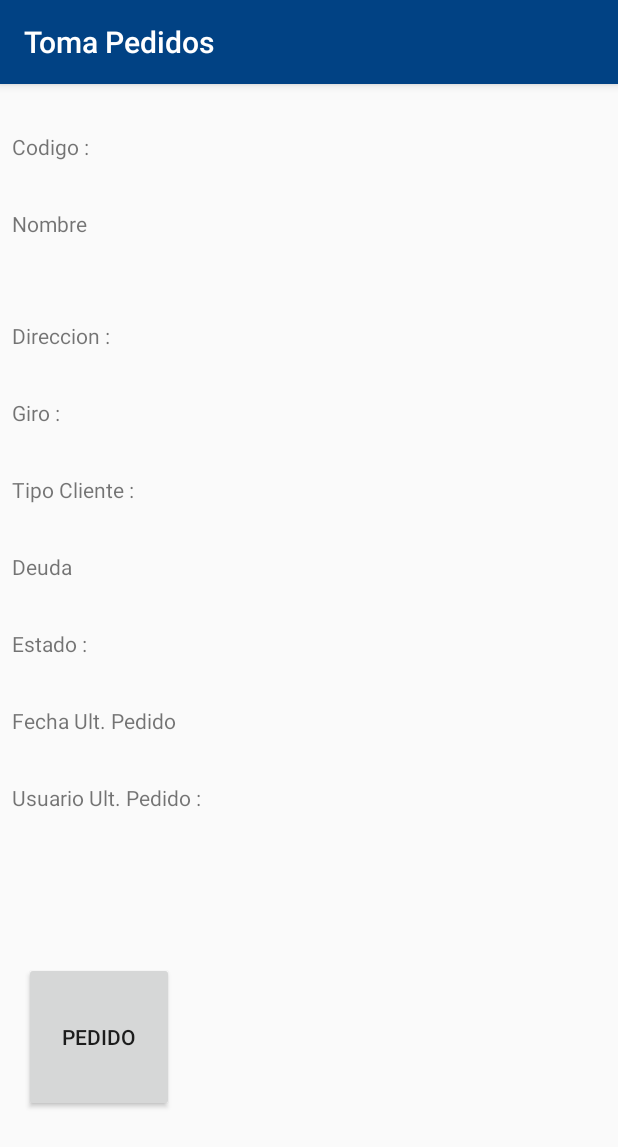
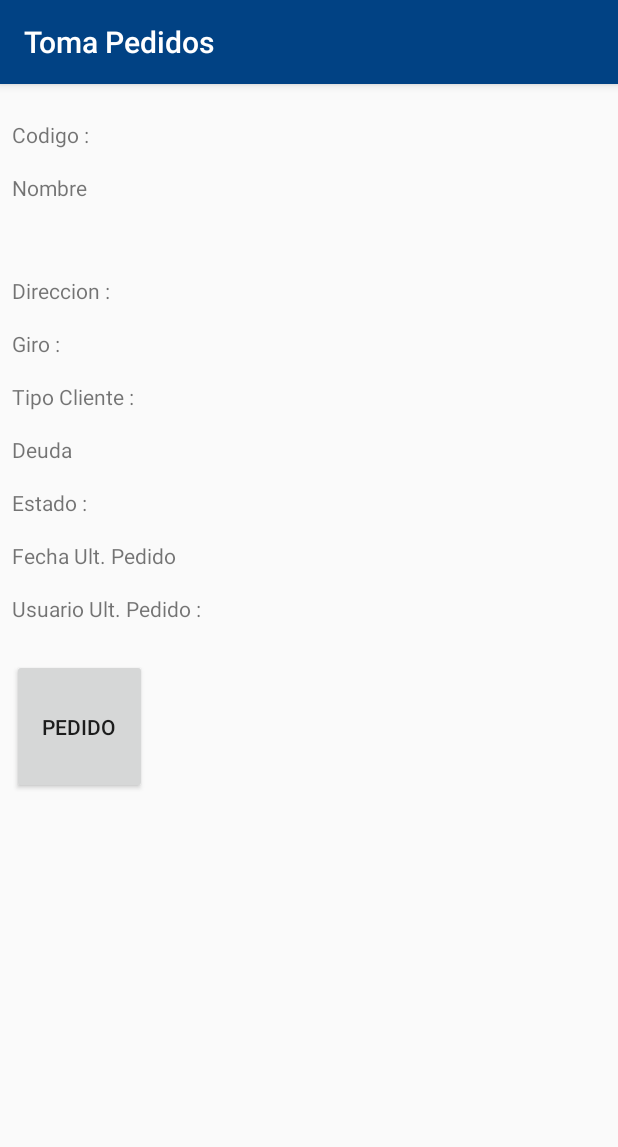
Before and after one commit to CarlosyMasayuki2012/TomaPedidos, an Android app: the MostrarClienteActivity screen opened directly, with no data from a screen before it, on a phone screen of 412 x 824 dp. Shown: the top 1147 px of the screen. Run offline under Robolectric (Android 15) with nearby library versions, the phone set to English and light mode, and no system bars.

Commit message:
Primer Commit

```diff
--- a/app/src/main/res/layout/activity_busqueda_cliente.xml
+++ b/app/src/main/res/layout/activity_busqueda_cliente.xml
@@ -24,7 +24,6 @@
             android:layout_height="wrap_content"
             android:layout_weight="1"
             android:layout_marginStart="20sp"
-            android:onClick="onRadioButtonClicked"
             android:text="Nombre" />
 
         <RadioButton
@@ -32,7 +31,6 @@
             android:layout_width="wrap_content"
             android:layout_height="wrap_content"
             android:layout_weight="1"
-            android:onClick="onRadioButtonClicked"
             android:text="Codigo" />
     </RadioGroup>
 
--- a/app/src/main/res/layout/activity_mostrar_cliente.xml
+++ b/app/src/main/res/layout/activity_mostrar_cliente.xml
@@ -11,7 +11,7 @@
         android:layout_width="wrap_content"
         android:layout_height="wrap_content"
         android:layout_marginStart="8dp"
-        android:layout_marginTop="32dp"
+        android:layout_marginTop="24dp"
         android:text="Codigo : "
         app:layout_constraintStart_toStartOf="parent"
         app:layout_constraintTop_toTopOf="parent" />
@@ -21,7 +21,7 @@
         android:layout_width="wrap_content"
         android:layout_height="wrap_content"
         android:layout_marginStart="8dp"
-        android:layout_marginTop="32dp"
+        android:layout_marginTop="16dp"
         android:text="Nombre"
         app:layout_constraintStart_toStartOf="parent"
         app:layout_constraintTop_toBottomOf="@+id/textView3" />
@@ -31,7 +31,7 @@
         android:layout_width="wrap_content"
         android:layout_height="wrap_content"
         android:layout_marginStart="8dp"
-        android:layout_marginTop="55dp"
+        android:layout_marginTop="49dp"
         android:text="Direccion : "
         app:layout_constraintStart_toStartOf="parent"
         app:layout_constraintTop_toBottomOf="@+id/textView4" />
@@ -41,7 +41,7 @@
         android:layout_width="wrap_content"
         android:layout_height="wrap_content"
         android:layout_marginStart="8dp"
-        android:layout_marginTop="32dp"
+        android:layout_marginTop="16dp"
         android:text="Giro : "
         app:layout_constraintStart_toStartOf="parent"
         app:layout_constraintTop_toBottomOf="@+id/textView5" />
@@ -51,7 +51,7 @@
         android:layout_width="wrap_content"
         android:layout_height="wrap_content"
         android:layout_marginStart="8dp"
-        android:layout_marginTop="32dp"
+        android:layout_marginTop="16dp"
         android:text="Tipo Cliente : "
         app:layout_constraintStart_toStartOf="parent"
         app:layout_constraintTop_toBottomOf="@+id/textView6" />
@@ -61,7 +61,7 @@
         android:layout_width="wrap_content"
         android:layout_height="wrap_content"
         android:layout_marginStart="8dp"
-        android:layout_marginTop="32dp"
+        android:layout_marginTop="16dp"
         android:text="Deuda"
         app:layout_constraintStart_toStartOf="parent"
         app:layout_constraintTop_toBottomOf="@+id/textView7" />
@@ -71,7 +71,7 @@
         android:layout_width="wrap_content"
         android:layout_height="wrap_content"
         android:layout_marginStart="8dp"
-        android:layout_marginTop="32dp"
+        android:layout_marginTop="16dp"
         android:text="Estado : "
         app:layout_constraintStart_toStartOf="parent"
         app:layout_constraintTop_toBottomOf="@+id/textView8" />
@@ -81,7 +81,7 @@
         android:layout_width="wrap_content"
         android:layout_height="wrap_content"
         android:layout_marginStart="8dp"
-        android:layout_marginTop="32dp"
+        android:layout_marginTop="16dp"
         android:text="Fecha Ult. Pedido"
         app:layout_constraintStart_toStartOf="parent"
         app:layout_constraintTop_toBottomOf="@+id/textView9" />
@@ -91,98 +91,98 @@
         android:layout_width="wrap_content"
         android:layout_height="wrap_content"
         android:layout_marginStart="8dp"
-        android:layout_marginTop="32dp"
+        android:layout_marginTop="16dp"
         android:text="Usuario Ult. Pedido : "
         app:layout_constraintStart_toStartOf="parent"
         app:layout_constraintTop_toBottomOf="@+id/textView10" />
 
     <Button
         android:id="@+id/btnPedido"
-        android:layout_width="100dp"
-        android:layout_height="100dp"
-        android:layout_marginStart="16dp"
-        android:layout_marginTop="100dp"
+        android:layout_width="90dp"
+        android:layout_height="90dp"
+        android:layout_marginStart="8dp"
+        android:layout_marginTop="24dp"
         android:text="Pedido"
         app:layout_constraintStart_toStartOf="parent"
         app:layout_constraintTop_toBottomOf="@+id/textView11" />
 
     <TextView
         android:id="@+id/tvCodigo"
-        android:layout_width="400dp"
+        android:layout_width="250dp"
         android:layout_height="wrap_content"
-        android:layout_marginTop="32dp"
+        android:layout_marginTop="24dp"
         android:layout_marginEnd="8dp"
         app:layout_constraintEnd_toEndOf="parent"
         app:layout_constraintTop_toTopOf="parent" />
 
     <TextView
         android:id="@+id/tvNombre"
-        android:layout_width="400dp"
+        android:layout_width="250dp"
         android:layout_height="51dp"
-        android:layout_marginTop="32dp"
+        android:layout_marginTop="16dp"
         android:layout_marginEnd="8dp"
         app:layout_constraintEnd_toEndOf="parent"
         app:layout_constraintTop_toBottomOf="@+id/tvCodigo" />
 
     <TextView
         android:id="@+id/tvDireccion"
-        android:layout_width="400dp"
+        android:layout_width="250dp"
         android:layout_height="wrap_content"
-        android:layout_marginTop="22dp"
-        android:layout_marginEnd="8dp"
+        android:layout_marginTop="16dp"
+        android:layout_marginEnd="4dp"
         app:layout_constraintEnd_toEndOf="parent"
         app:layout_constraintTop_toBottomOf="@+id/tvNombre" />
 
     <TextView
         android:id="@+id/tvGiro"
-        android:layout_width="400dp"
+        android:layout_width="250dp"
         android:layout_height="wrap_content"
-        android:layout_marginTop="32dp"
+        android:layout_marginTop="16dp"
         android:layout_marginEnd="8dp"
         app:layout_constraintEnd_toEndOf="parent"
         app:layout_constraintTop_toBottomOf="@+id/tvDireccion" />
 
     <TextView
         android:id="@+id/tvTipoCliente"
-        android:layout_width="400dp"
+        android:layout_width="250dp"
         android:layout_height="wrap_content"
-        android:layout_marginTop="32dp"
+        android:layout_marginTop="16dp"
         android:layout_marginEnd="8dp"
         app:layout_constraintEnd_toEndOf="parent"
         app:layout_constraintTop_toBottomOf="@+id/tvGiro" />
 
     <TextView
         android:id="@+id/tvDeuda"
-        android:layout_width="400dp"
+        android:layout_width="250dp"
         android:layout_height="wrap_content"
-        android:layout_marginTop="32dp"
+        android:layout_marginTop="16dp"
         android:layout_marginEnd="8dp"
         app:layout_constraintEnd_toEndOf="parent"
         app:layout_constraintTop_toBottomOf="@+id/tvTipoCliente" />
 
     <TextView
         android:id="@+id/tvEstado"
-        android:layout_width="400dp"
+        android:layout_width="250dp"
         android:layout_height="wrap_content"
-        android:layout_marginTop="32dp"
+        android:layout_marginTop="16dp"
         android:layout_marginEnd="8dp"
         app:layout_constraintEnd_toEndOf="parent"
         app:layout_constraintTop_toBottomOf="@+id/tvDeuda" />
 
     <TextView
         android:id="@+id/tvfechaultregistro"
-        android:layout_width="400dp"
+        android:layout_width="250dp"
         android:layout_height="wrap_content"
-        android:layout_marginTop="32dp"
-        android:layout_marginEnd="8dp"
+        android:layout_marginTop="16dp"
+        android:layout_marginEnd="4dp"
         app:layout_constraintEnd_toEndOf="parent"
         app:layout_constraintTop_toBottomOf="@+id/tvEstado" />
 
     <TextView
         android:id="@+id/tvfechaultregistro2"
-        android:layout_width="400dp"
+        android:layout_width="230dp"
         android:layout_height="wrap_content"
-        android:layout_marginTop="32dp"
+        android:layout_marginTop="16dp"
         android:layout_marginEnd="8dp"
         app:layout_constraintEnd_toEndOf="parent"
         app:layout_constraintTop_toBottomOf="@+id/tvfechaultregistro" />
```
Also changed, not shown: app/src/main/java/com/example/sistemas/tomapedidos/BusquedaClienteActivity.java (+20 -15 lines), app/src/main/java/com/example/sistemas/tomapedidos/Entidades/Clientes.java (added, +104 -0 lines).
